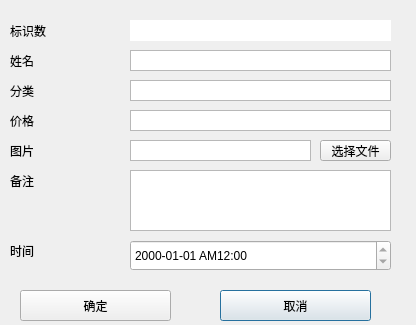
Qt form modify.ui (skyscribe/financial) before a commit.
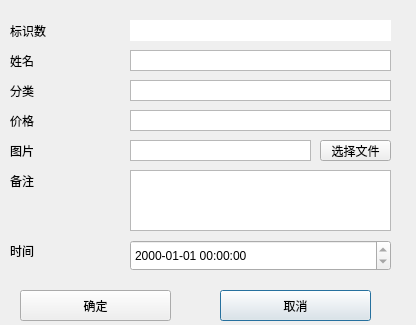
The same form after that commit.

```diff
--- a/modify.ui
+++ b/modify.ui
@@ -269,7 +269,7 @@
     </datetime>
    </property>
    <property name="displayFormat">
-    <string>yyyy-MM-dd APh:mm</string>
+    <string notr="true">yyyy-MM-dd hh:mm:ss</string>
    </property>
   </widget>
   <widget class="QPushButton" name="btnOk">
```
